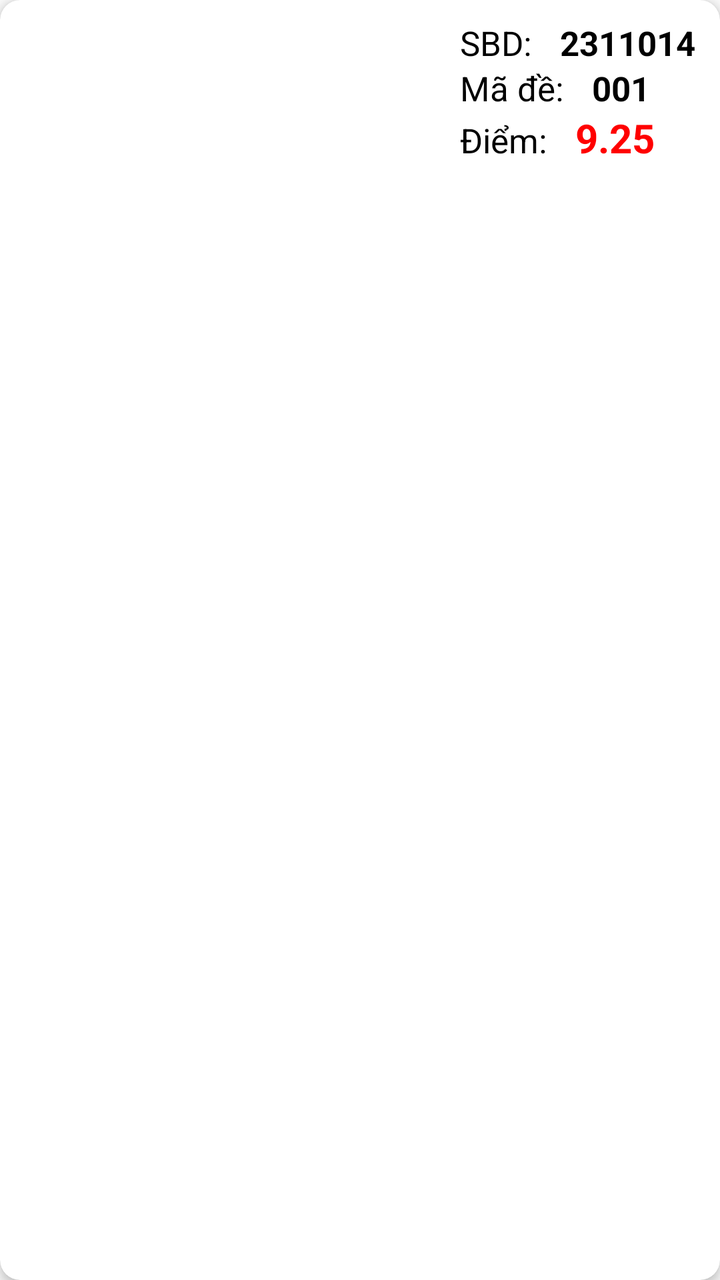
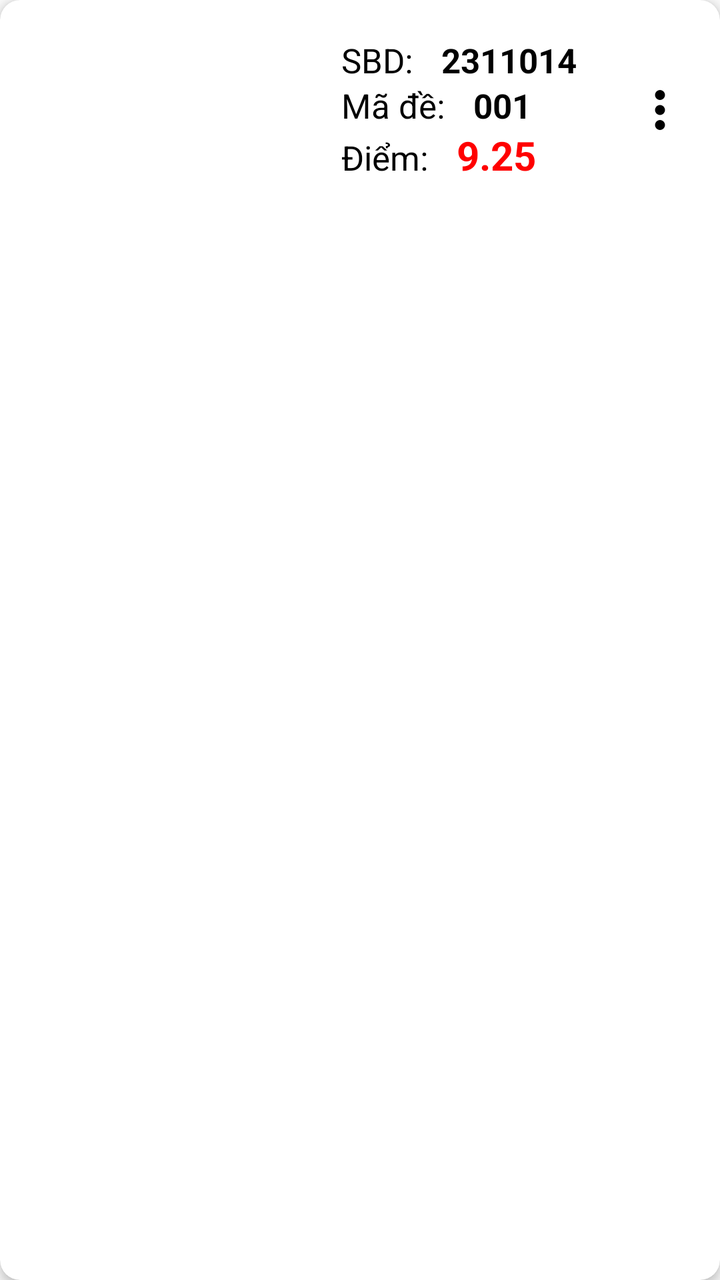

Compare the two renders of this Android layout. The source of the first and the diff that turns it into the second are given below.
<!-- AndroidManifest.xml: application theme Theme.Android_Python -->
<!-- res/layout/item_bailamcuathisinh.xml -->
<?xml version="1.0" encoding="utf-8"?>
<androidx.cardview.widget.CardView xmlns:android="http://schemas.android.com/apk/res/android"
    xmlns:app="http://schemas.android.com/apk/res-auto"
    android:layout_width="match_parent"
    android:layout_height="wrap_content"
    android:layout_marginHorizontal="12dp"
    android:layout_marginVertical="6dp"
    app:cardCornerRadius="10dp"
    app:cardElevation="3dp"
    app:cardBackgroundColor="#FFFFFF">

    <LinearLayout
        android:layout_width="match_parent"
        android:layout_height="wrap_content"
        android:orientation="horizontal"
        android:padding="10dp"
        android:baselineAligned="false"
        android:weightSum="3">

        <LinearLayout
            android:layout_width="wrap_content"
            android:layout_height="wrap_content"
            android:orientation="vertical">

            <ImageView
                android:id="@+id/tenThiSinh_ROI"
                android:layout_width="200dp"
                android:layout_height="40dp"
                />

            <ImageView
                android:id="@+id/LopThiSinh_ROI"
                android:layout_width="200dp"
                android:layout_height="40dp"

                android:layout_marginTop="10dp"/>

        </LinearLayout>



        <LinearLayout
            android:layout_width="wrap_content"
            android:layout_height="wrap_content"
            android:orientation="vertical"
            android:layout_marginLeft="20dp">


            <LinearLayout
                android:layout_width="wrap_content"
                android:layout_height="wrap_content"
                android:orientation="horizontal"
                >

                <TextView
                    android:layout_width="wrap_content"
                    android:layout_height="wrap_content"
                    android:text="SBD: "
                    android:textColor="#000000"
                    android:textSize="17sp" />

                <TextView
                    android:id="@+id/tv_SBD"
                    android:layout_width="wrap_content"
                    android:layout_height="wrap_content"
                    android:layout_marginLeft="10dp"
                    android:text="2311014"
                    android:textColor="#000000"
                    android:textSize="17sp"
                    android:textStyle="bold" />
            </LinearLayout>



            <LinearLayout
                android:layout_width="wrap_content"
                android:layout_height="wrap_content"
                android:orientation="horizontal"
                >

                <TextView
                    android:layout_width="wrap_content"
                    android:layout_height="wrap_content"
                    android:text="Mã đề: "
                    android:textColor="#000000"
                    android:textSize="17sp" />

                <TextView
                    android:id="@+id/tv_MaDe"
                    android:layout_width="wrap_content"
                    android:layout_height="wrap_content"
                    android:layout_marginLeft="10dp"
                    android:text="001"
                    android:textColor="#000000"
                    android:textSize="17sp"
                    android:textStyle="bold" />
            </LinearLayout>

            <LinearLayout
                android:layout_width="wrap_content"
                android:layout_height="wrap_content"
                android:orientation="horizontal"
                >

                <TextView
                    android:layout_width="wrap_content"
                    android:layout_height="wrap_content"
                    android:text="Điểm: "
                    android:textColor="#000000"
                    android:textSize="17sp" />

                <TextView
                    android:id="@+id/tv_Diem"
                    android:layout_width="wrap_content"
                    android:layout_height="wrap_content"
                    android:layout_marginLeft="10dp"
                    android:text="9.25"
                    android:textColor="#FF0000"
                    android:textSize="20sp"
                    android:textStyle="bold" />
            </LinearLayout>

        </LinearLayout>








    </LinearLayout>
</androidx.cardview.widget.CardView>
<!-- resources referenced by this layout -->
<resources>
  <style name="Theme.Android_Python" parent="Theme.AppCompat.Light.NoActionBar" />
</resources>

<!-- the commit's change to res/layout/item_bailamcuathisinh.xml (unified diff, before → after) -->
@@ -14,36 +14,36 @@
         android:layout_height="wrap_content"
         android:orientation="horizontal"
         android:padding="10dp"
-        android:baselineAligned="false"
-        android:weightSum="3">
+        android:gravity="center_vertical"
+        android:baselineAligned="false">
 
         <LinearLayout
-            android:layout_width="wrap_content"
+            android:layout_width="0dp"
             android:layout_height="wrap_content"
+            android:layout_weight="1.3"
             android:orientation="vertical">
 
             <ImageView
                 android:id="@+id/tenThiSinh_ROI"
-                android:layout_width="200dp"
-                android:layout_height="40dp"
-                />
+                android:layout_width="match_parent"
+                android:layout_height="40dp" />
 
             <ImageView
                 android:id="@+id/LopThiSinh_ROI"
-                android:layout_width="200dp"
+                android:layout_width="match_parent"
                 android:layout_height="40dp"
-
-                android:layout_marginTop="10dp"/>
+                android:layout_marginTop="10dp" />
 
         </LinearLayout>
 
 
 
         <LinearLayout
-            android:layout_width="wrap_content"
+            android:layout_width="0dp"
             android:layout_height="wrap_content"
+            android:layout_weight="1.2"
             android:orientation="vertical"
-            android:layout_marginLeft="20dp">
+            android:layout_marginLeft="10dp">
 
 
             <LinearLayout
@@ -124,7 +124,14 @@
 
 
 
-
+        <ImageView
+            android:id="@+id/iv_MoreOptions"
+            android:layout_width="40dp"
+            android:layout_height="40dp"
+            android:padding="5dp"
+            android:src="@drawable/daubacham"
+            android:background="?attr/selectableItemBackgroundBorderless"
+            android:contentDescription="Tùy chọn" />
 
 
 
<!-- resource entries referenced after the edit -->
@@ -1,5 +1,15 @@
 <!-- resources referenced by this layout -->
 <resources>
+  <!-- drawable daubacham (drawable) -->
+  <vector xmlns:android="http://schemas.android.com/apk/res/android"
+      android:width="24dp"
+      android:height="24dp"
+      android:viewportWidth="960"
+      android:viewportHeight="960">
+    <path
+        android:pathData="M480,800q-33,0 -56.5,-23.5T400,720q0,-33 23.5,-56.5T480,640q33,0 56.5,23.5T560,720q0,33 -23.5,56.5T480,800ZM480,560q-33,0 -56.5,-23.5T400,480q0,-33 23.5,-56.5T480,400q33,0 56.5,23.5T560,480q0,33 -23.5,56.5T480,560ZM480,320q-33,0 -56.5,-23.5T400,240q0,-33 23.5,-56.5T480,160q33,0 56.5,23.5T560,240q0,33 -23.5,56.5T480,320Z"
+        android:fillColor="#000000"/>
+  </vector>
   <style name="Theme.Android_Python" parent="Theme.AppCompat.Light.NoActionBar" />
 </resources>
 
